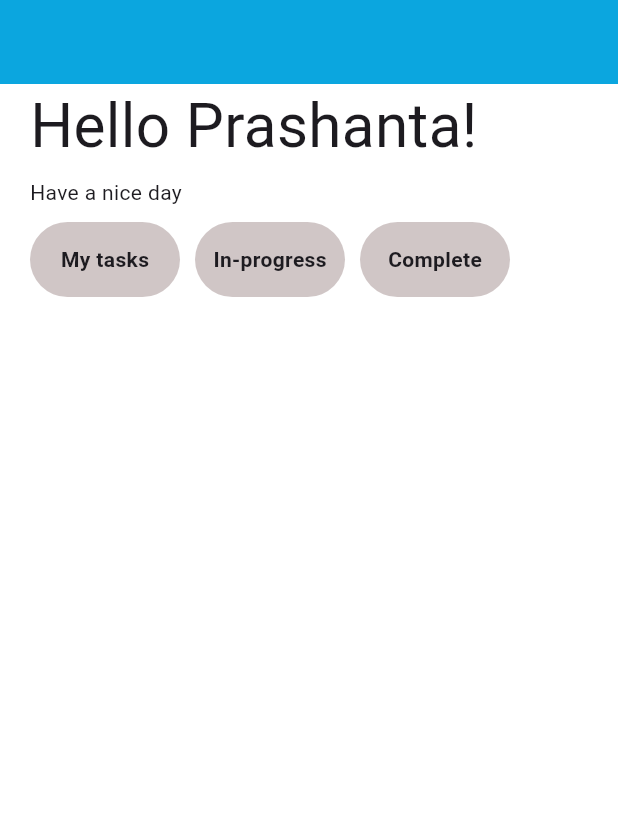
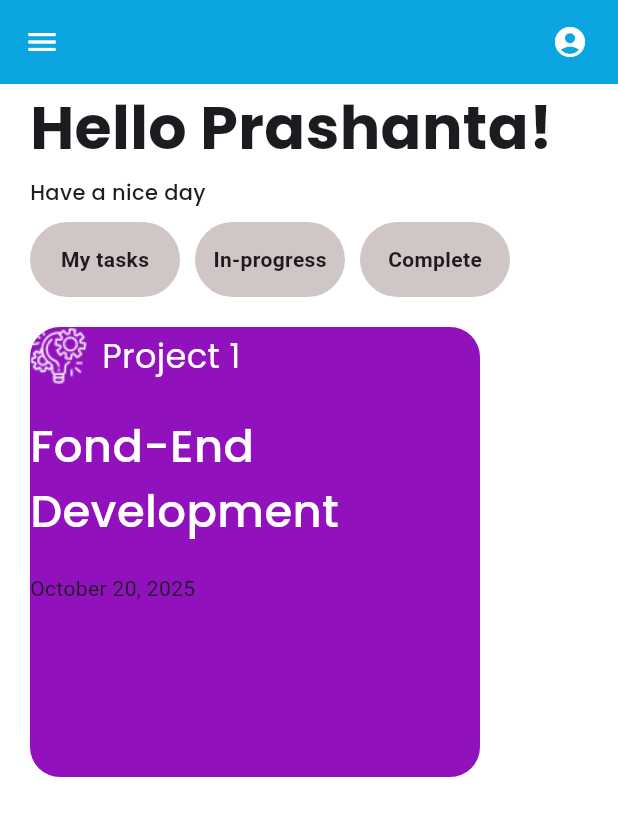
Before and after one commit to PGPrince/task_management_app, a Flutter app: the screen it shows after launch, on a phone screen of 412 x 824 dp. Shown: the top 816 px of the screen. Run offline on Flutter 3.47's test engine with Material 3 defaults, Android fonts, the phone set to English and light mode, and no system bars.

Commit message:
home_screen

```diff
--- a/lib/main.dart
+++ b/lib/main.dart
@@ -14,7 +14,20 @@ class MyApp extends StatelessWidget {
       home: Scaffold(
         backgroundColor: Color(0xffFFFFFF),
         appBar: AppBar(
-          backgroundColor: Color(0xff0BA6DF)
+          backgroundColor: Color(0xff0BA6DF),
+          leading: Icon(
+            Icons.menu_sharp, color:
+            Color(0xffFFFFFF)
+            ),
+          actions: [
+            Padding(
+              padding: const EdgeInsets.only(right: 20),
+              child: Icon(
+                Icons.account_circle,
+                color: Color(0xffFFFFFF),
+                ),
+            ),
+          ],
         ),
         body: SafeArea(
           child: Column(
@@ -26,6 +39,7 @@ class MyApp extends StatelessWidget {
                   'Hello Prashanta!',
                   style: TextStyle(
                     fontSize: 40.17,
+                    fontFamily: 'poppins-bold'
                   ),
                 ),
               ),
@@ -37,7 +51,7 @@ class MyApp extends StatelessWidget {
                 child: Text(
                   'Have a nice day',
                   style: TextStyle(
-                    // fontFamily:
+                    fontFamily: 'poppins-medium'
                   ),
                 ),
               ),
@@ -108,6 +122,62 @@ class MyApp extends StatelessWidget {
               SizedBox(
                 height: 20,
               ),
+              Row(
+                children: [
+                  Padding(
+                    padding: const EdgeInsets.only(left: 20),
+                    child: Container(
+                      height: 300,
+                      width: 300,
+                      decoration: BoxDecoration(
+                        borderRadius: BorderRadius.circular(20),
+                        color: Color(0xff9112BC),
+                      ),
+                      child: Column(
+                        crossAxisAlignment: CrossAxisAlignment.start,
+                        children: [
+                          Row(
+                            children: [
+                          Image(
+                            image: AssetImage('assets/images/project-management.png'),
+                          ),
+                          SizedBox(
+                            width: 10,
+                          ),
+                          Text(
+                            'Project 1',
+                            style: TextStyle(
+                              fontSize: 22.42,
+                              fontFamily: 'poppins-regular',
+                              color: Color(0xffFFFFFF),
+                            ),
+                          ),
+                        ],
+                          ),
+                          SizedBox(
+                            height: 20,
+                          ),
+                          Text(
+                            'Fond-End\nDevelopment',
+                            style: TextStyle(
+                              fontSize: 30,
+                              fontFamily: 'poppins-medium',
+                              color: Color(0xffFFFFFF),
+                            ),
+                          ),
+                          SizedBox(
+                            height: 20,
+                          ),
+                          Text(
+                            'October 20, 2025',
+                            style: TextStyle(),
+                          ),
+                        ],
+                      ),
+                    ),
+                  ),
+                ],
+              ),
             ],
           ),
         ),
```
Also changed, not shown: pubspec.yaml (+12 -8 lines).
